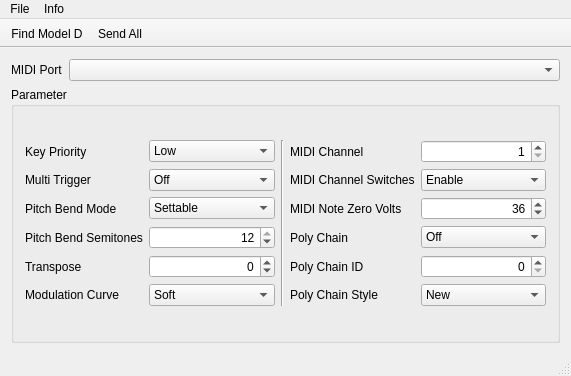
First picture: the form in ConfiguratorModelD/MainWindow.ui, repository masc4ii/ConfiguratorModelD, before the edit.
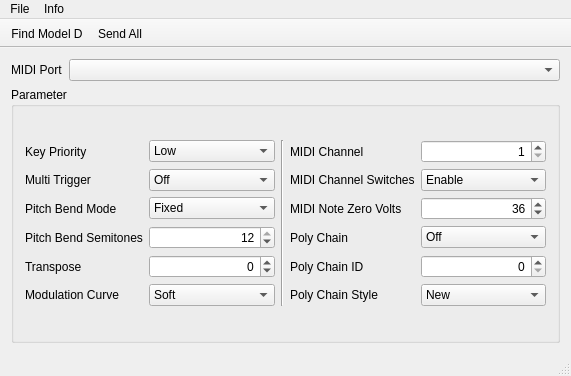
Second picture: the form after the edit. Icons and pictures are not drawn.

Commit message:
Correction of Pitch Bend Mode
...according to Behringer Manual Update

The edit to the form file:
```diff
--- a/ConfiguratorModelD/MainWindow.ui
+++ b/ConfiguratorModelD/MainWindow.ui
@@ -222,7 +222,7 @@
           <widget class="QComboBox" name="comboBoxPitchBendMode">
            <item>
             <property name="text">
-             <string>Settable</string>
+             <string>Fixed</string>
             </property>
            </item>
            <item>
```
Left out of the diff: 2 changed lines with no effect on the pictures.
